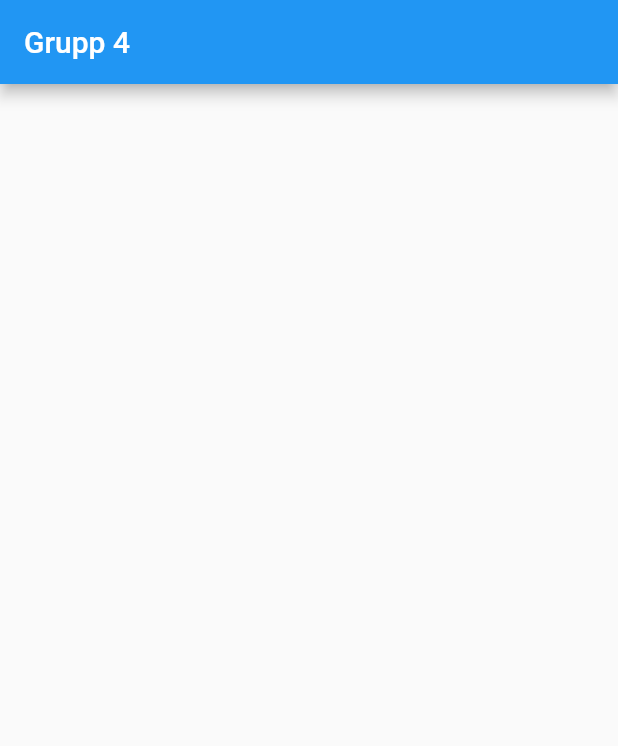
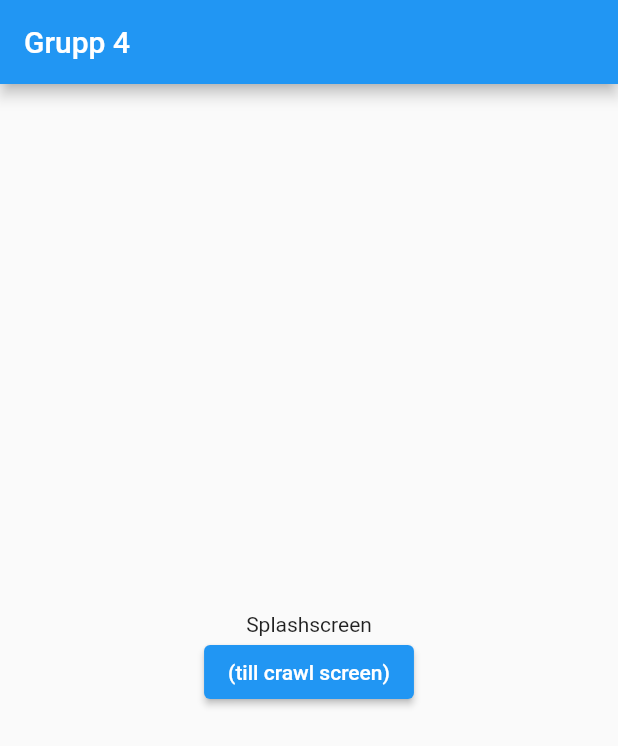
Before and after one commit to gu-tig169-ht21/grupp4, a Flutter app: the screen it shows after launch, on a phone screen of 412 x 824 dp. Shown: the top 746 px of the screen. Run offline on Flutter 3.47's test engine with Material 2 defaults, Android fonts, the phone set to English and light mode, and no system bars; our stand-ins replace firebase_auth, firebase_core; accounts and stored records are empty.

Commit message:
Lagt till en snabb UI

```diff
--- a/lib/main.dart
+++ b/lib/main.dart
@@ -2,6 +2,8 @@ import 'package:firebase_auth/firebase_auth.dart';
 import 'package:firebase_core/firebase_core.dart';
 import 'package:flutter/foundation.dart';
 import 'package:flutter/material.dart';
+
+import 'crawl_view.dart';
 
 Future<void> main() async {
   WidgetsFlutterBinding.ensureInitialized();
@@ -37,7 +39,19 @@ class _MyHomePageState extends State<MyHomePage> {
       appBar: AppBar(
         title: Text('Grupp 4'),
       ),
-      body: Center(),
+      body: Center(
+        child: Column(
+          mainAxisAlignment: MainAxisAlignment.center,
+          children: [
+            Text('Splashscreen'),
+            ElevatedButton(
+              child: Text('(till crawl screen)'),
+              onPressed: () => Navigator.of(context)
+                  .push(MaterialPageRoute(builder: (context) => CrawlView())),
+            ),
+          ],
+        ),
+      ),
     );
   }
 }
```
Also changed, not shown: lib/crawl_details.dart (added, +26 -0 lines), lib/crawl_view.dart (added, +32 -0 lines), lib/login_screen.dart (added, +27 -0 lines).
